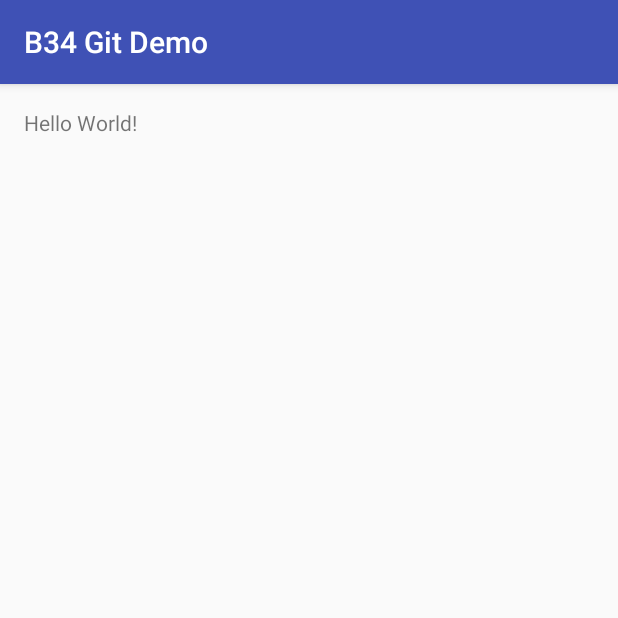
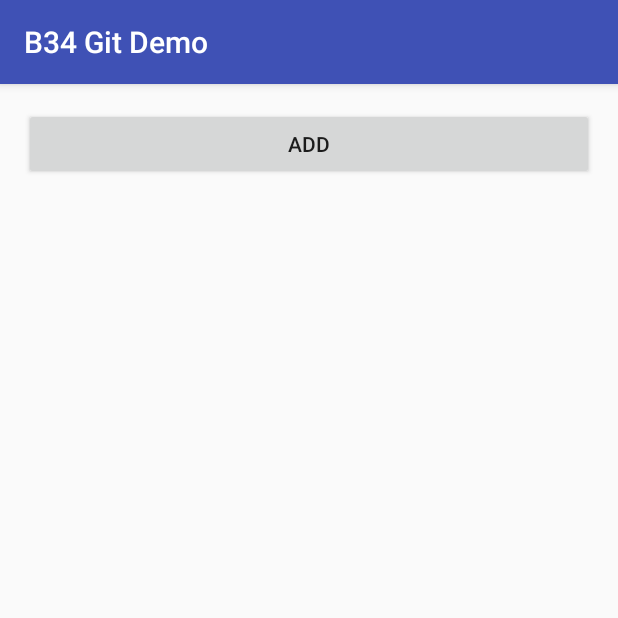
Before and after one commit to karankumarc/B34GitDemo, an Android app: the screen it shows after launch (MainActivity), on a phone screen of 412 x 824 dp, the top half of it. Run offline under Robolectric (Android 15) with nearby library versions, the phone set to English and light mode, and no system bars.

```diff
--- a/app/src/main/java/com/techpalle/karan/b34gitdemo/MainActivity.java
+++ b/app/src/main/java/com/techpalle/karan/b34gitdemo/MainActivity.java
@@ -2,6 +2,7 @@ package com.techpalle.karan.b34gitdemo;
 
 import android.support.v7.app.AppCompatActivity;
 import android.os.Bundle;
+import android.view.View;
 import android.widget.Toast;
 
 public class MainActivity extends AppCompatActivity {
@@ -13,4 +14,8 @@ public class MainActivity extends AppCompatActivity {
 
         Toast.makeText(this, "onCreate of MainActivity", Toast.LENGTH_SHORT).show();
     }
+
+    public void onClickAdd(View view) {
+        Toast.makeText(this, "Add button clicked", Toast.LENGTH_SHORT).show();
+    }
 }
--- a/app/src/main/res/layout/activity_main.xml
+++ b/app/src/main/res/layout/activity_main.xml
@@ -10,8 +10,11 @@
     android:paddingTop="@dimen/activity_vertical_margin"
     tools:context="com.techpalle.karan.b34gitdemo.MainActivity">
 
-    <TextView
-        android:layout_width="wrap_content"
-        android:layout_height="wrap_content"
-        android:text="Hello World!" />
+    <Button
+        android:onClick="onClickAdd"
+        android:text="Add"
+        android:id="@+id/button_add"
+        android:layout_width="match_parent"
+        android:layout_height="wrap_content" />
+
 </RelativeLayout>
```
